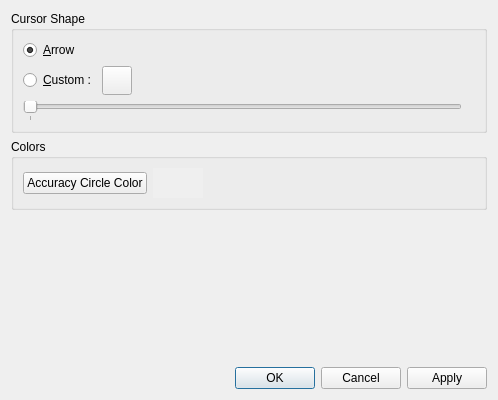
The window that src/plugins/render/positionmarker/PositionMarkerConfigWidget.ui (KDE/marble) describes before a commit, drawn with Qt 5.
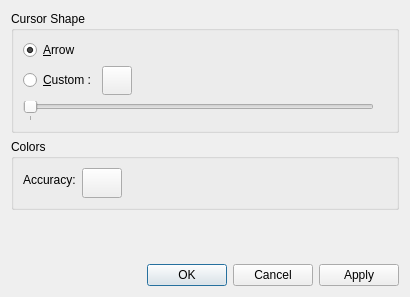
The same window after the commit.

Commit message: - Tweaking the color selection a bit.

The edit to the form file:
```diff
--- a/src/plugins/render/positionmarker/PositionMarkerConfigWidget.ui
+++ b/src/plugins/render/positionmarker/PositionMarkerConfigWidget.ui
@@ -6,8 +6,8 @@
    <rect>
     <x>0</x>
     <y>0</y>
-    <width>498</width>
-    <height>400</height>
+    <width>410</width>
+    <height>297</height>
    </rect>
   </property>
   <property name="windowTitle">
@@ -145,47 +145,32 @@
      <property name="title">
       <string>Colors</string>
      </property>
-     <layout class="QVBoxLayout" name="verticalLayout_2">
-      <item>
-       <layout class="QHBoxLayout" name="horizontalLayout_3">
-        <property name="bottomMargin">
-         <number>0</number>
+     <layout class="QFormLayout" name="formLayout">
+      <item row="0" column="0">
+       <widget class="QLabel" name="m_accuracyLabel">
+        <property name="text">
+         <string>Accuracy:</string>
         </property>
-        <item>
+       </widget>
+      </item>
+      <item row="0" column="1">
          <widget class="QPushButton" name="m_acColorChooserButton">
-          <property name="text">
-           <string>Accuracy Circle Color</string>
-          </property>
-         </widget>
-        </item>
-        <item>
-         <widget class="QWidget" name="m_acColorPreview" native="true">
+        <property name="sizePolicy">
+         <sizepolicy hsizetype="Fixed" vsizetype="Fixed">
+          <horstretch>0</horstretch>
+          <verstretch>0</verstretch>
+         </sizepolicy>
+        </property>
           <property name="minimumSize">
            <size>
-            <width>50</width>
+          <width>30</width>
             <height>30</height>
            </size>
           </property>
-          <property name="autoFillBackground">
-           <bool>true</bool>
-          </property>
-          <zorder>horizontalSpacer_2</zorder>
-         </widget>
-        </item>
-        <item>
-         <spacer name="horizontalSpacer_2">
-          <property name="orientation">
-           <enum>Qt::Horizontal</enum>
-          </property>
-          <property name="sizeHint" stdset="0">
-           <size>
-            <width>40</width>
-            <height>20</height>
-           </size>
-          </property>
-         </spacer>
-        </item>
-       </layout>
+        <property name="text">
+         <string/>
+        </property>
+       </widget>
       </item>
      </layout>
     </widget>
```
Lines whose indentation alone changed are shown as unchanged. The commit also changes 1 other file.
